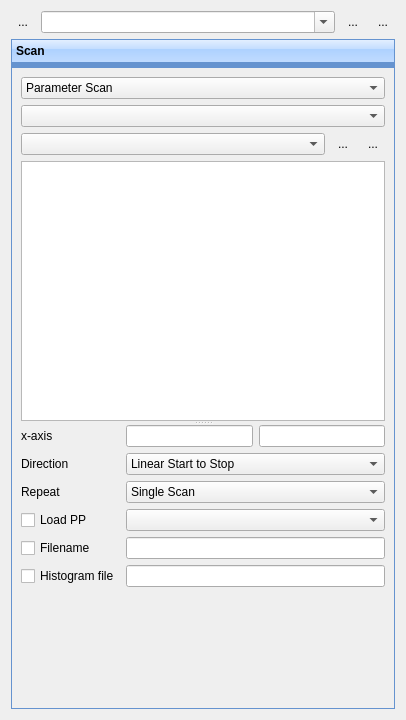
Above: ui/ScanControlUi.ui from MonroeQuantumNetworks/IonControl before the change. Below: the same form after it.
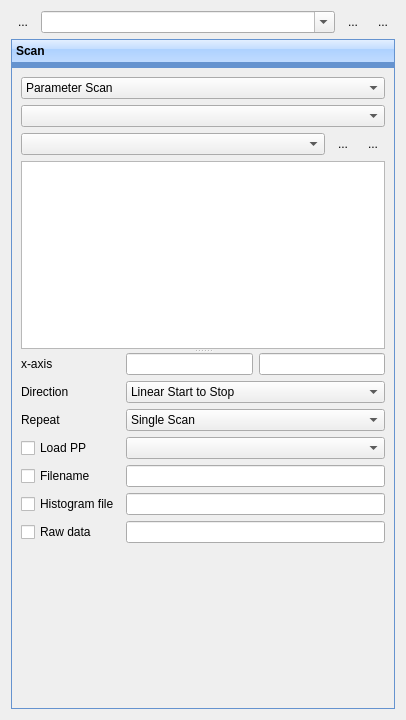
That is the form after the change. Icons and pictures are not drawn. Custom widgets are drawn as their Qt base class.

Commit message: implement saving of raw data

The edit to the form file:
```diff
--- a/ui/ScanControlUi.ui
+++ b/ui/ScanControlUi.ui
@@ -349,19 +349,6 @@
              </property>
             </widget>
            </item>
-           <item row="6" column="3">
-            <spacer name="verticalSpacer">
-             <property name="orientation">
-              <enum>Qt::Vertical</enum>
-             </property>
-             <property name="sizeHint" stdset="0">
-              <size>
-               <width>20</width>
-               <height>40</height>
-              </size>
-             </property>
-            </spacer>
-           </item>
            <item row="5" column="2" colspan="2">
             <widget class="QLineEdit" name="histogramFilenameEdit"/>
            </item>
@@ -375,10 +362,36 @@
              </property>
             </widget>
            </item>
+           <item row="6" column="2" colspan="2">
+            <widget class="QLineEdit" name="rawFilenameEdit"/>
+           </item>
+           <item row="6" column="0">
+            <widget class="QCheckBox" name="saveRawCheckBox">
+             <property name="toolTip">
+              <string>Checkbox: automatically save file</string>
+             </property>
+             <property name="text">
+              <string>Raw data</string>
+             </property>
+            </widget>
+           </item>
           </layout>
          </widget>
         </widget>
        </item>
+       <item>
+        <spacer name="verticalSpacer">
+         <property name="orientation">
+          <enum>Qt::Vertical</enum>
+         </property>
+         <property name="sizeHint" stdset="0">
+          <size>
+           <width>20</width>
+           <height>40</height>
+          </size>
+         </property>
+        </spacer>
+       </item>
       </layout>
      </widget>
     </widget>
```
The commit also changes 3 other files.
